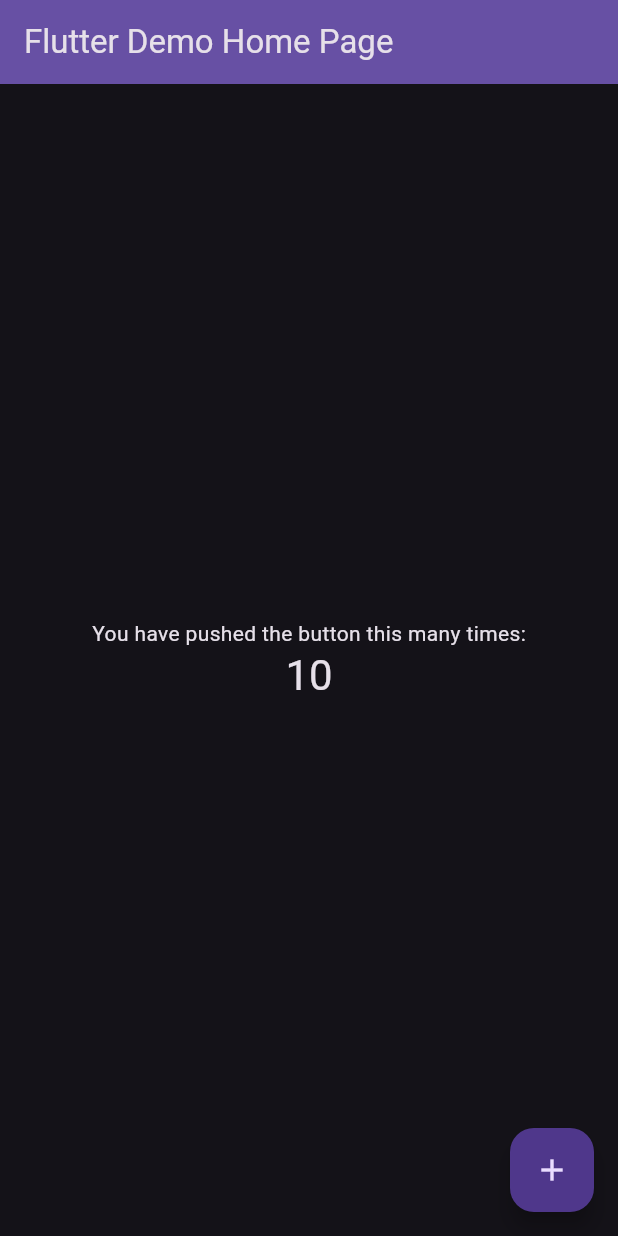
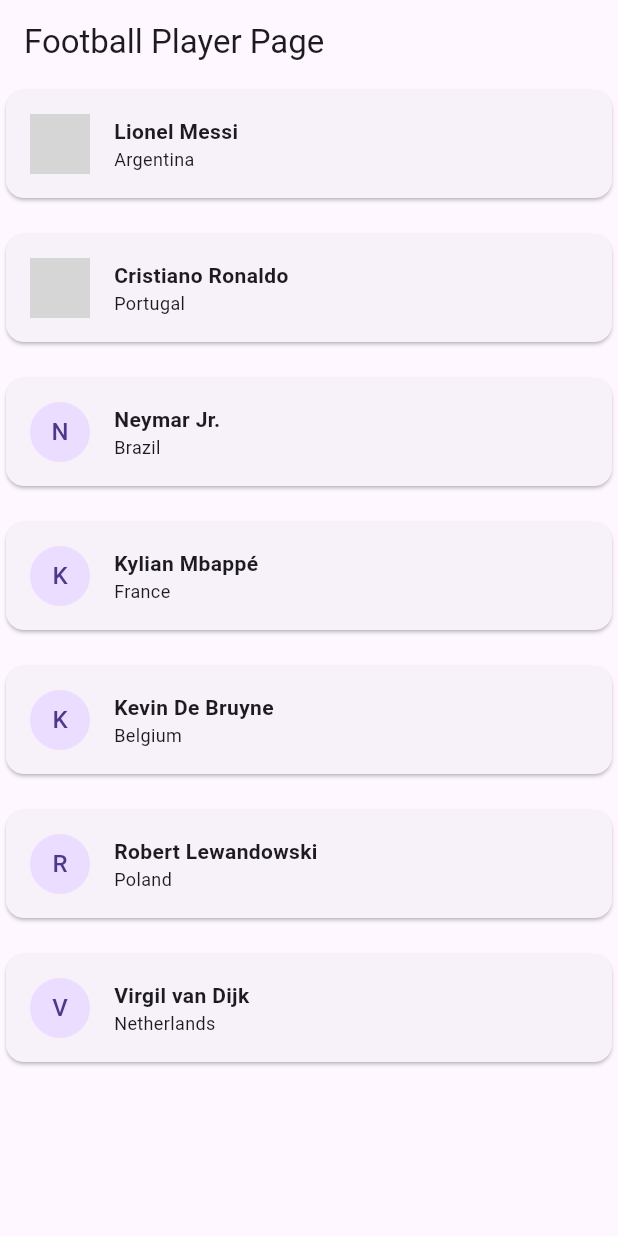
Before and after one commit to nixuiui/flutter-batch-10, a Flutter app: the screen it shows after launch, on a phone screen of 412 x 824 dp. Run offline on Flutter 3.47's test engine with Material 3 defaults, Android fonts, the phone set to English and light mode, and no system bars; network calls fail; grey boxes are pictures that could not be loaded.

Commit message:
Implement Football Player Page and Widget with player data display

```diff
--- a/lib/main.dart
+++ b/lib/main.dart
@@ -1,5 +1,5 @@
 import 'package:flutter/material.dart';
-import 'package:flutter_batch_10/pages/home_page.dart';
+import 'package:flutter_batch_10/pages/footbool_player_page.dart';
 
 void main() {
   runApp(const MyApp());
@@ -13,9 +13,9 @@
     return MaterialApp(
       title: 'Flutter Demo',
       theme: ThemeData(
-        brightness: Brightness.dark,
+        brightness: Brightness.light,
       ),
-      home: const MyHomePage(title: 'Flutter Demo Home Page'),
+      home: FootballPlayerPage(),
     );
   }
 }
--- /dev/null
+++ b/lib/pages/footbool_player_page.dart
@@ -0,0 +1,68 @@
+import 'package:flutter/material.dart';
+import 'package:flutter_batch_10/widgets/football_player_widget.dart';
+
+class FootballPlayerPage extends StatefulWidget {
+  const FootballPlayerPage({super.key});
+
+  @override
+  State<FootballPlayerPage> createState() => _FootballPlayerPageState();
+}
+
+class _FootballPlayerPageState extends State<FootballPlayerPage> {
+
+  final footballPlayers = [
+    {
+      "name": "Lionel Messi",
+      "country": "Argentina",
+      "imageUrl": "https://hips.hearstapps.com/hmg-prod/images/lionel-messi-celebrates-after-their-sides-third-goal-by-news-photo-1686170172.jpg?crop=0.66653xw:1xh;center,top&resize=640:*"
+    },
+    {
+      "name": "Cristiano Ronaldo",
+      "country": "Portugal",
+      "imageUrl": "https://upload.wikimedia.org/wikipedia/commons/thumb/d/d7/Cristiano_Ronaldo_playing_for_Al_Nassr_FC_against_Persepolis%2C_September_2023_%28cropped%29.jpg/500px-Cristiano_Ronaldo_playing_for_Al_Nassr_FC_against_Persepolis%2C_September_2023_%28cropped%29.jpg"
+    },
+    {
+      "name": "Neymar Jr.",
+      "country": "Brazil",
+      "imageUrl": null
+    },
+    {
+      "name": "Kylian Mbappé",
+      "country": "France",
+      "imageUrl": null
+    },
+    {
+      "name": "Kevin De Bruyne",
+      "country": "Belgium",
+      "imageUrl": null
+    },
+    {
+      "name": "Robert Lewandowski",
+      "country": "Poland",
+      "imageUrl": null
+    },
+    {
+      "name": "Virgil van Dijk",
+      "country": "Netherlands",
+      "imageUrl": null
+    },
+  ];
+
+  @override
+  Widget build(BuildContext context) {
+    return Scaffold(
+      appBar: AppBar(
+        title: const Text('Football Player Page'),
+      ),
+      body: ListView.separated(
+        itemCount: footballPlayers.length,
+        separatorBuilder: (_, __) => const SizedBox(height: 16),
+        itemBuilder: (_, index) => FootballPlayerWidget(
+          name: footballPlayers[index]['name']!,
+          country: footballPlayers[index]['country']!,
+          imageUrl: footballPlayers[index]['imageUrl'],
+        ),
+      ),
+    );
+  }
+}
--- /dev/null
+++ b/lib/widgets/football_player_widget.dart
@@ -0,0 +1,53 @@
+import 'package:flutter/material.dart';
+
+class FootballPlayerWidget extends StatelessWidget {
+
+  final String name;
+  final String country;
+  final String? imageUrl;
+
+  const FootballPlayerWidget({
+    super.key,
+    required this.name,
+    required this.country,
+    this.imageUrl,
+  });
+
+  @override
+  Widget build(BuildContext context) {
+    return Card(
+      child: Container(
+        width: double.infinity,
+        padding: const EdgeInsets.all(16.0),
+        child: Row(
+          spacing: 16,
+          children: [
+            CircleAvatar(
+              foregroundImage: imageUrl != null ? NetworkImage(imageUrl!) : null,
+              child: Text(name.isNotEmpty ? name[0] : "?"),
+            ),
+            Column(
+              crossAxisAlignment: CrossAxisAlignment.start,
+              mainAxisSize: MainAxisSize.min,
+              children: [
+                Text(
+                  name,
+                  style: TextStyle(
+                    fontSize: 14,
+                    fontWeight: FontWeight.bold,
+                  )
+                ),
+                Text(
+                  country,
+                  style: TextStyle(
+                    fontSize: 12,
+                  )
+                ),
+              ],
+            ),
+          ],
+        )
+      )
+    );
+  }
+}
```
